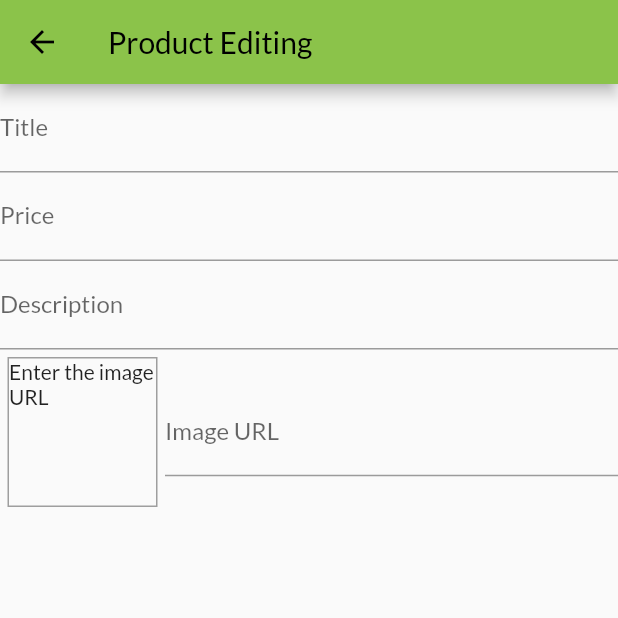
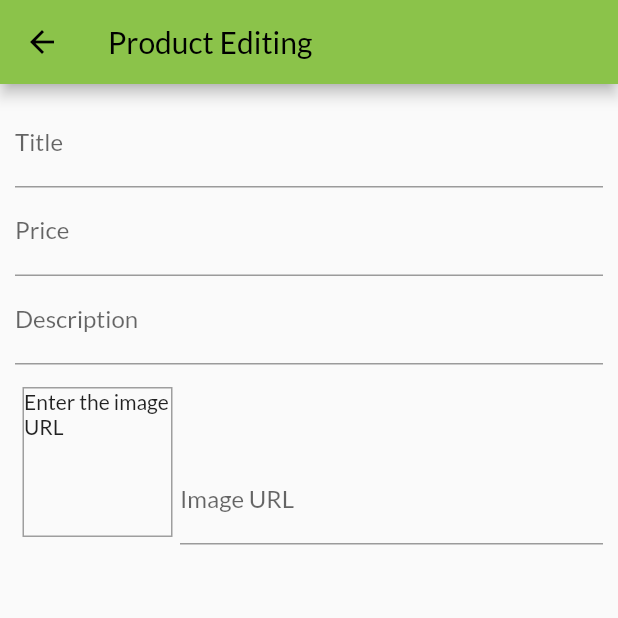
Before and after one commit to minhsuu14/flutter_shop_app, a Flutter app: the EditProductScreen screen opened by its route, on a phone screen of 412 x 824 dp, the top half of it. Run offline on Flutter 3.47's test engine with Material 2 defaults, Android fonts, the phone set to English and light mode, and no system bars; network calls fail.

Commit message:
adjusted edit product screen logic

```diff
--- a/lib/screens/edit_product_screen.dart
+++ b/lib/screens/edit_product_screen.dart
@@ -41,7 +41,9 @@ class _EditProductScreenState extends State<EditProductScreen> {
       appBar: AppBar(
         title: const Text('Product Editing'),
       ),
-      body: Form(
+      body: Padding(
+        padding: const EdgeInsets.all(10),
+        child: Form(
             child: SingleChildScrollView(
           child: Column(
             children: [
@@ -55,7 +57,7 @@ class _EditProductScreenState extends State<EditProductScreen> {
                 decoration: const InputDecoration(label: Text('Price')),
                 textInputAction: TextInputAction.done,
                 keyboardType: TextInputType.number,
-              focusNode: _descriptionFocusNode,
+                focusNode: _priceFocusNode,
                 onFieldSubmitted: (_) =>
                     FocusScope.of(context).requestFocus(_descriptionFocusNode),
               ),
@@ -65,7 +67,11 @@ class _EditProductScreenState extends State<EditProductScreen> {
                 keyboardType: TextInputType.multiline,
                 focusNode: _descriptionFocusNode,
               ),
+              const SizedBox(
+                height: 10,
+              ),
               Row(
+                crossAxisAlignment: CrossAxisAlignment.end,
                 children: [
                   Container(
                     height: 100,
@@ -81,7 +87,8 @@ class _EditProductScreenState extends State<EditProductScreen> {
                   ),
                   Expanded(
                     child: TextFormField(
-                    decoration: const InputDecoration(label: Text('Image URL')),
+                      decoration:
+                          const InputDecoration(label: Text('Image URL')),
                       textInputAction: TextInputAction.done,
                       focusNode: _imgUrlFocusNode,
                       controller: _imgUrlController,
@@ -92,6 +99,7 @@ class _EditProductScreenState extends State<EditProductScreen> {
             ],
           ),
         )),
+      ),
     );
   }
 }
```
Also changed, not shown: lib/screens/product_manager_screen.dart (+10 -0 lines). Lines whose indentation alone changed are shown as unchanged.
